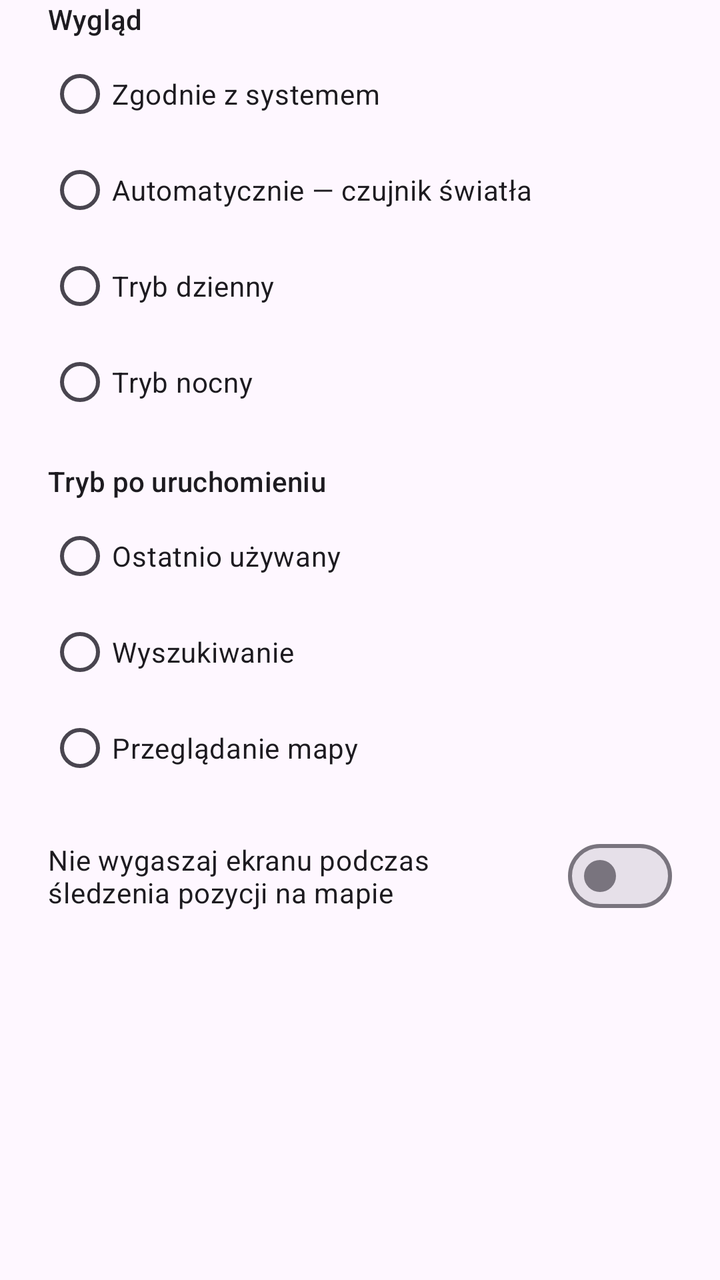
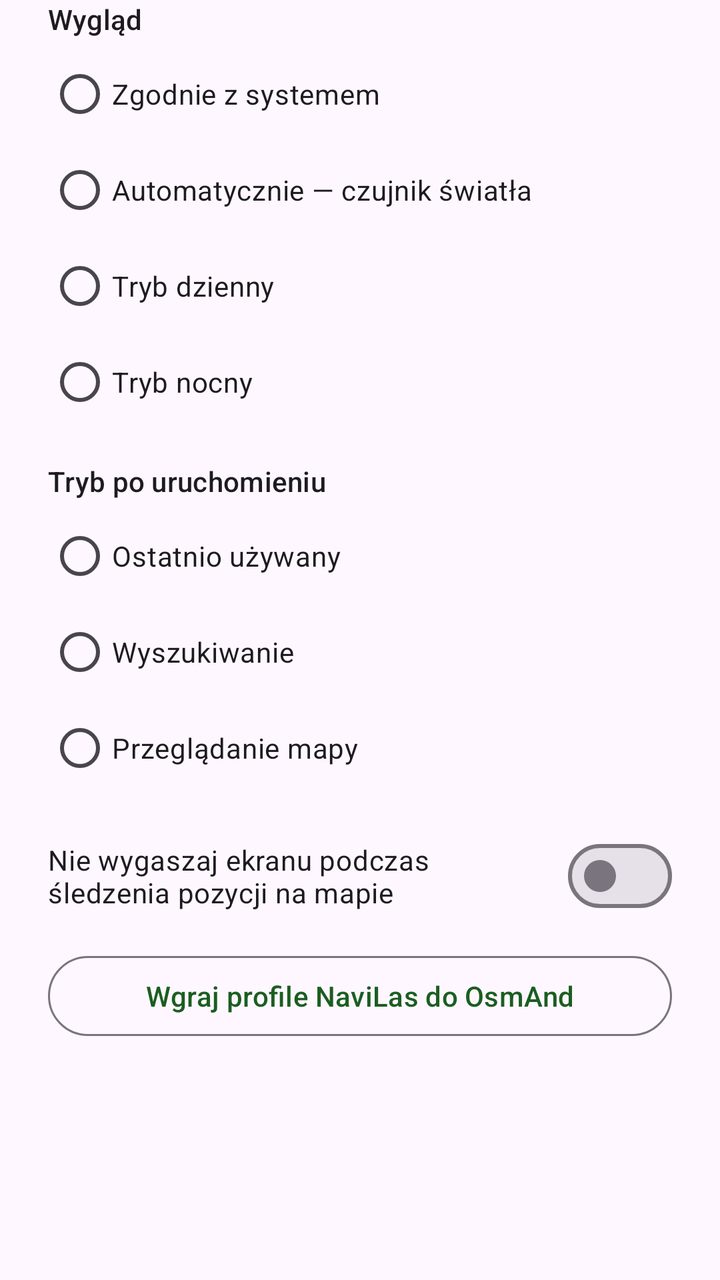

Screens rendered from an Android XML layout before and after an edit, with the pre-edit source and the edit as a unified diff.
<!-- AndroidManifest.xml: application theme Theme.NaviLas -->
<!-- res/layout/dialog_settings.xml -->
<?xml version="1.0" encoding="utf-8"?>
<ScrollView xmlns:android="http://schemas.android.com/apk/res/android"
    android:layout_width="match_parent"
    android:layout_height="wrap_content">

    <LinearLayout
        android:layout_width="match_parent"
        android:layout_height="wrap_content"
        android:orientation="vertical"
        android:paddingHorizontal="24dp"
        android:paddingBottom="8dp">

        <TextView
            android:layout_width="match_parent"
            android:layout_height="wrap_content"
            android:text="@string/settings_theme_label"
            android:textAppearance="?attr/textAppearanceTitleSmall" />

        <RadioGroup
            android:id="@+id/themeGroup"
            android:layout_width="match_parent"
            android:layout_height="wrap_content"
            android:layout_marginTop="4dp">

            <com.google.android.material.radiobutton.MaterialRadioButton
                android:id="@+id/themeSystem"
                android:layout_width="match_parent"
                android:layout_height="wrap_content"
                android:text="@string/settings_theme_system" />

            <com.google.android.material.radiobutton.MaterialRadioButton
                android:id="@+id/themeAmbient"
                android:layout_width="match_parent"
                android:layout_height="wrap_content"
                android:text="@string/settings_theme_ambient" />

            <com.google.android.material.radiobutton.MaterialRadioButton
                android:id="@+id/themeDay"
                android:layout_width="match_parent"
                android:layout_height="wrap_content"
                android:text="@string/settings_theme_day" />

            <com.google.android.material.radiobutton.MaterialRadioButton
                android:id="@+id/themeNight"
                android:layout_width="match_parent"
                android:layout_height="wrap_content"
                android:text="@string/settings_theme_night" />
        </RadioGroup>

        <TextView
            android:layout_width="match_parent"
            android:layout_height="wrap_content"
            android:layout_marginTop="16dp"
            android:text="@string/settings_startup_label"
            android:textAppearance="?attr/textAppearanceTitleSmall" />

        <RadioGroup
            android:id="@+id/startupGroup"
            android:layout_width="match_parent"
            android:layout_height="wrap_content"
            android:layout_marginTop="4dp">

            <com.google.android.material.radiobutton.MaterialRadioButton
                android:id="@+id/startupRemember"
                android:layout_width="match_parent"
                android:layout_height="wrap_content"
                android:text="@string/settings_startup_remember" />

            <com.google.android.material.radiobutton.MaterialRadioButton
                android:id="@+id/startupSearch"
                android:layout_width="match_parent"
                android:layout_height="wrap_content"
                android:text="@string/settings_startup_search" />

            <com.google.android.material.radiobutton.MaterialRadioButton
                android:id="@+id/startupBrowse"
                android:layout_width="match_parent"
                android:layout_height="wrap_content"
                android:text="@string/settings_startup_browse" />
        </RadioGroup>

        <com.google.android.material.materialswitch.MaterialSwitch
            android:id="@+id/keepScreenOnTracking"
            android:layout_width="match_parent"
            android:layout_height="wrap_content"
            android:layout_marginTop="16dp"
            android:text="@string/settings_keep_screen_on" />

        <LinearLayout
            android:id="@+id/updateChannelSection"
            android:layout_width="match_parent"
            android:layout_height="wrap_content"
            android:orientation="vertical"
            android:visibility="gone">

            <TextView
                android:layout_width="match_parent"
                android:layout_height="wrap_content"
                android:layout_marginTop="16dp"
                android:text="@string/settings_update_channel_label"
                android:textAppearance="?attr/textAppearanceTitleSmall" />

            <RadioGroup
                android:id="@+id/updateChannelGroup"
                android:layout_width="match_parent"
                android:layout_height="wrap_content"
                android:layout_marginTop="4dp">

                <com.google.android.material.radiobutton.MaterialRadioButton
                    android:id="@+id/updateChannelNightly"
                    android:layout_width="match_parent"
                    android:layout_height="wrap_content"
                    android:text="@string/settings_update_channel_nightly" />

                <com.google.android.material.radiobutton.MaterialRadioButton
                    android:id="@+id/updateChannelBeta"
                    android:layout_width="match_parent"
                    android:layout_height="wrap_content"
                    android:text="@string/settings_update_channel_beta" />

                <com.google.android.material.radiobutton.MaterialRadioButton
                    android:id="@+id/updateChannelFinal"
                    android:layout_width="match_parent"
                    android:layout_height="wrap_content"
                    android:text="@string/settings_update_channel_final" />
            </RadioGroup>
        </LinearLayout>
    </LinearLayout>
</ScrollView>
<!-- resources referenced by this layout -->
<resources>
  <string name="settings_keep_screen_on">Nie wygaszaj ekranu podczas śledzenia pozycji na mapie</string>
  <string name="settings_startup_browse">Przeglądanie mapy</string>
  <string name="settings_startup_label">Tryb po uruchomieniu</string>
  <string name="settings_startup_remember">Ostatnio używany</string>
  <string name="settings_startup_search">Wyszukiwanie</string>
  <string name="settings_theme_ambient">Automatycznie — czujnik światła</string>
  <string name="settings_theme_day">Tryb dzienny</string>
  <string name="settings_theme_label">Wygląd</string>
  <string name="settings_theme_night">Tryb nocny</string>
  <string name="settings_theme_system">Zgodnie z systemem</string>
  <string name="settings_update_channel_beta">Beta i nowsze</string>
  <string name="settings_update_channel_final">Tylko Final</string>
  <string name="settings_update_channel_label">Aktualizacje (GitHub)</string>
  <string name="settings_update_channel_nightly">Nightly i nowsze</string>
  <style name="Theme.NaviLas" parent="Theme.Material3.DayNight.NoActionBar">
          <item name="colorPrimary">@color/forest_green</item>
          <item name="colorOnPrimary">@color/forest_on_primary</item>
          <item name="colorPrimaryContainer">@color/forest_container</item>
          <item name="colorOnPrimaryContainer">@color/forest_on_container</item>
          <item name="colorSecondary">@color/forest_green</item>
          <item name="colorOnSecondary">@color/forest_on_primary</item>
          <item name="colorSecondaryContainer">@color/forest_container</item>
          <item name="colorOnSecondaryContainer">@color/forest_on_container</item>
          <item name="android:statusBarColor">@color/toolbar_green</item>
          <item name="android:navigationBarColor">?attr/colorSurface</item>
          <item name="android:windowLightStatusBar">false</item>
      </style>
  <color name="forest_green">#1B5E20</color>
  <color name="forest_on_primary">#FFFFFF</color>
  <color name="forest_container">#C8E6C9</color>
  <color name="forest_on_container">#123815</color>
  <color name="toolbar_green">#1B5E20</color>
</resources>

<!-- the commit's change to res/layout/dialog_settings.xml (unified diff, before → after) -->
@@ -86,6 +86,14 @@
             android:layout_marginTop="16dp"
             android:text="@string/settings_keep_screen_on" />
 
+        <com.google.android.material.button.MaterialButton
+            android:id="@+id/btnOsmAndProfiles"
+            style="@style/Widget.Material3.Button.OutlinedButton"
+            android:layout_width="match_parent"
+            android:layout_height="wrap_content"
+            android:layout_marginTop="12dp"
+            android:text="@string/settings_osmand_profiles" />
+
         <LinearLayout
             android:id="@+id/updateChannelSection"
             android:layout_width="match_parent"
<!-- resource entries referenced after the edit -->
@@ -1,6 +1,7 @@
 <!-- resources referenced by this layout -->
 <resources>
   <string name="settings_keep_screen_on">Nie wygaszaj ekranu podczas śledzenia pozycji na mapie</string>
+  <string name="settings_osmand_profiles">Wgraj profile NaviLas do OsmAnd</string>
   <string name="settings_startup_browse">Przeglądanie mapy</string>
   <string name="settings_startup_label">Tryb po uruchomieniu</string>
   <string name="settings_startup_remember">Ostatnio używany</string>
